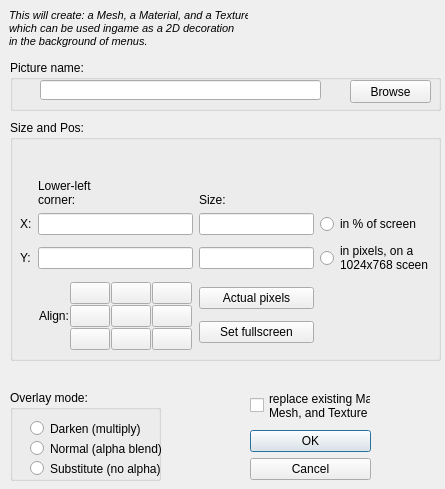
First picture: the form in askNewUiPictureDialog.ui, repository Swyter/openbrf-redux, before the edit.
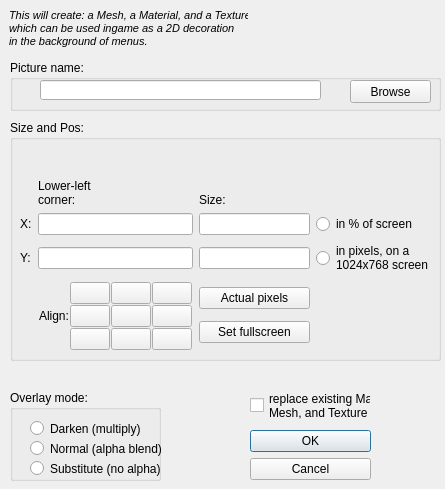
Second picture: the form after the edit.

```diff
--- a/askNewUiPictureDialog.ui
+++ b/askNewUiPictureDialog.ui
@@ -128,7 +128,7 @@
       <widget class="QRadioButton" name="measurePixel">
        <property name="text">
         <string>in pixels, on a
-1024x768 sceen</string>
+1024x768 screen</string>
        </property>
       </widget>
      </item>
```
